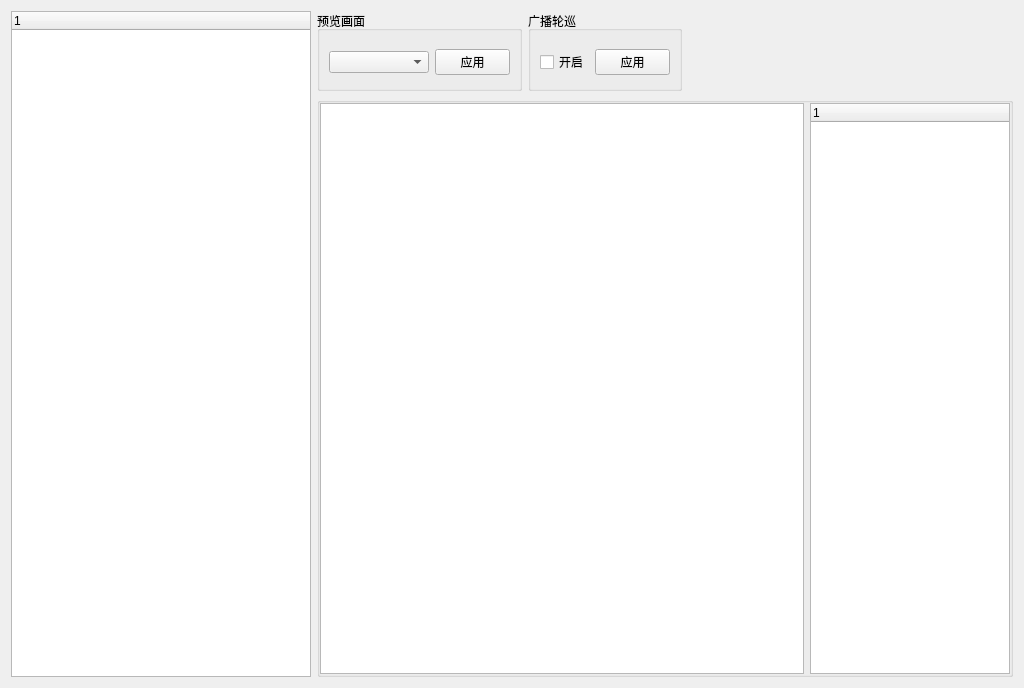
Before: the Qt Designer form gui/page/page_tvwall.ui in yao3gang/Network_Keyboard, drawn with Qt 5.
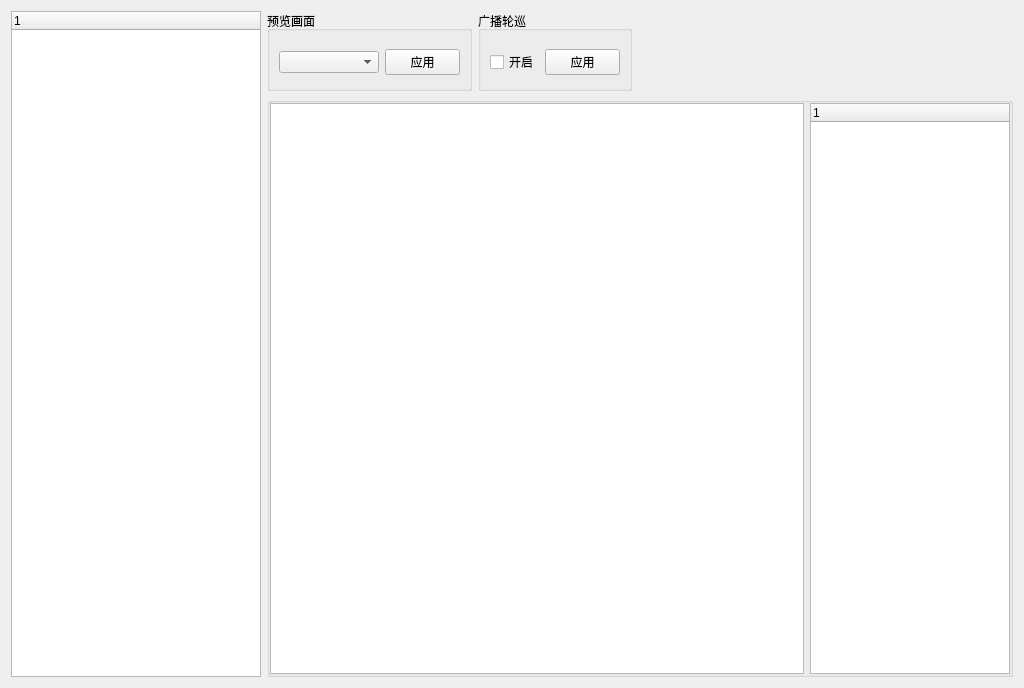
After: the same form once the commit is applied. Custom widgets are drawn as their Qt base class.

Diff of the .ui file:
```diff
--- a/gui/page/page_tvwall.ui
+++ b/gui/page/page_tvwall.ui
@@ -41,13 +41,13 @@
        </property>
        <property name="minimumSize">
         <size>
-         <width>300</width>
+         <width>250</width>
          <height>0</height>
         </size>
        </property>
        <property name="maximumSize">
         <size>
-         <width>300</width>
+         <width>250</width>
          <height>16777215</height>
         </size>
        </property>
```
